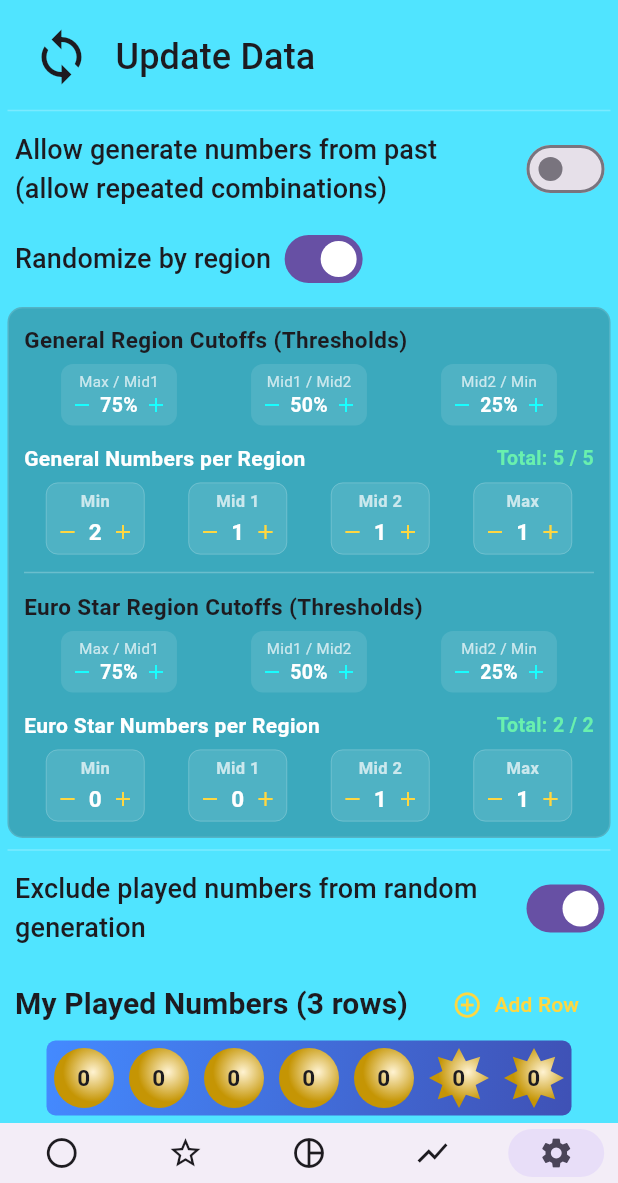
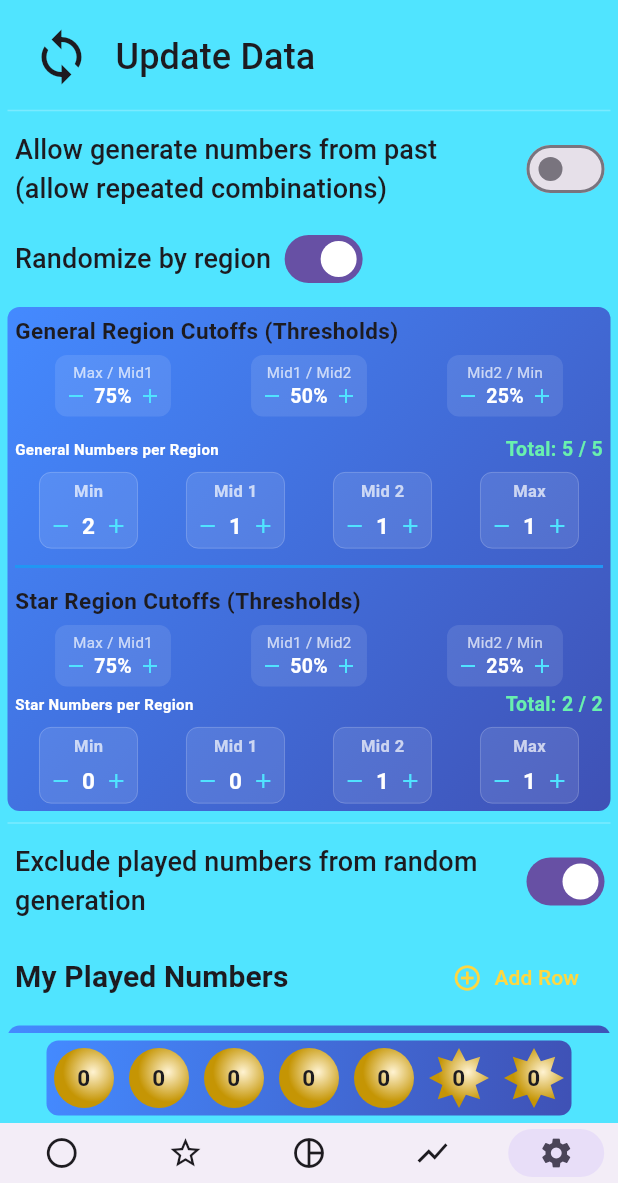
Before and after one commit to GarKPy/EuroJackPot_statistics, a Flutter app: the screen it shows after launch, swiped to page 5, on a phone screen of 412 x 824 dp, the part 53-1236 px from its top. Run offline on Flutter 3.47's test engine with Material 3 defaults, Android fonts, the phone set to English and light mode, and no system bars; our stand-ins replace fl_chart, flutter_riverpod, sqflite; accounts and stored records are empty; network calls fail.

Commit message:
interface and cleanup

```diff
--- a/lib/main.dart
+++ b/lib/main.dart
@@ -11,7 +11,6 @@ class MainApp extends StatelessWidget {
 
   @override
   Widget build(BuildContext context) {
-    //debugPaintSizeEnabled = true;
     return const MaterialApp(
       home: HomePage(),
     );
--- a/lib/resources/app_dimens.dart
+++ b/lib/resources/app_dimens.dart
@@ -12,7 +12,7 @@ class AppDimens {
 
   static const double carouselDotsDim = 5.0;
 
-  static const double statisticNumWidth = 30;
+  static const double statisticNumWidth = 34;
   static const double statisticFontWidth = 15;
 
   static const double bottomBarHeight = 40;
--- a/lib/screens/home_page.dart
+++ b/lib/screens/home_page.dart
@@ -1,10 +1,6 @@
 import 'package:eurojackpot/resources/app_colors.dart';
 import 'package:eurojackpot/resources/app_dimens.dart';
-import 'package:eurojackpot/models/history_numbers.dart';
-import 'package:eurojackpot/models/wide_numbers.dart';
 import 'package:eurojackpot/providers/data_update.dart';
-import 'package:eurojackpot/providers/database_provider.dart';
-import 'package:eurojackpot/providers/dates_provider.dart';
 import 'package:eurojackpot/providers/my_random_numbers_provider.dart';
 import 'package:eurojackpot/providers/utils_providers.dart';
 import 'package:eurojackpot/screens/numbers_stat.dart';
@@ -13,7 +9,6 @@ import 'package:eurojackpot/screens/statistic_screen.dart';
 import 'package:eurojackpot/utils/app_utils.dart';
 import 'package:eurojackpot/widgets/chart_annotation.dart';
 import 'package:eurojackpot/widgets/chart_holder.dart';
-import 'package:eurojackpot/widgets/main_drawer.dart';
 import 'package:eurojackpot/widgets/my_numbers_holder.dart';
 import 'package:flutter/material.dart';
 import 'package:flutter_riverpod/flutter_riverpod.dart';
@@ -53,59 +48,6 @@ class _HomePageState extends ConsumerState<HomePage> {
     super.initState();
     dataUpdater(context, ref);
     reload(ref);
-
-    //ref.read(myRandomNumbersProvider.notifier).generateRandomNumbersByRegions();
-  }
-
-// MainDrawer selector
-  void _setScreen(String identifier) async {
-    Navigator.of(context).pop();
-    List<String> datesOfYear = [];
-    //print('identifier ${identifier}');
-    if (identifier == 'update') {
-      //print('inside update');
-      String year = ref.read(yearNowProvider.notifier).state;
-      datesOfYear =
-          await ref.read(datesOfYearProvider.notifier).getDatesFromYear(year);
-      //print('Update pressed');
-
-      String latestDate = ref.read(latestDateProvider.notifier).state;
-      List<String> filteredDates = filterDates(datesOfYear, latestDate);
-
-      if (filteredDates.length > 0) {
-        if (context.mounted) {
-          ScaffoldMessenger.of(context).showSnackBar(const SnackBar(
-            content: Text('Uppdating Data!'),
-          ));
-        }
-        List<HistoryNumbers> histNumUpdated = await ref
-            .read(datesListToHistoryNumProvider.notifier)
-            .getHistoryNumbersFromDates(filteredDates);
-        List<WideNumbers> numbersQuantyti =
-            await ref.read(dataToDisplayProvider);
-        List
-            tablesDataToUpdate; // = updateDBList(histNumUpdated, numbersQuantyti);
-        // if (histNumUpdated[0].generalNumHistory!.isNotEmpty) {
-        tablesDataToUpdate = updateDBList(histNumUpdated, numbersQuantyti);
-        ref.read(latestDateProvider.notifier).state = await updateDB(
-          ref,
-          tablesDataToUpdate,
-        );
-        reload(ref);
-      } else {
-        //print('DataBase is upp to date!');
-        if (context.mounted) {
-          ScaffoldMessenger.of(context).showSnackBar(const SnackBar(
-            content: Text('DataBase is upp to date!'),
-          ));
-        }
-      }
-    } else if (identifier == 'read') {
-      readDB('history', 15);
-    } else if (identifier == 'delete') {
-      removeRowDB(ref);
-      reload(ref);
-    }
   }
 
 // Filtering out dates not in DB
@@ -200,6 +142,7 @@ class _HomePageState extends ConsumerState<HomePage> {
                 ),
               ),
               const MyNumbersHolder(),
+              const SizedBox(width: AppDimens.myNumbersWidth),
             ],
           )
         : Column(
@@ -224,29 +167,6 @@ class _HomePageState extends ConsumerState<HomePage> {
           );
   }
 
-  // final _myPages = const <Widget>[
-  //   Center(
-  //     child: Column(children: [
-  //       ChartAnnotation(),
-  //       ChartHolder(general: true)
-  //     ]), //Text('BottomBar Gen'),
-  //   ),
-  //   Center(
-  //     child: Column(
-  //       children: [
-  //         ChartAnnotation(),
-  //         ChartHolder(general: false),
-  //       ],
-  //     ),
-  //   ),
-  //   Center(
-  //     child: StatisticScreen(),
-  //   ),
-  //   Center(
-  //     child: NumbersStat(),
-  //   ),
-  // ];
-
   static PageController pageController = PageController();
 
   @override
@@ -267,75 +187,53 @@ class _HomePageState extends ConsumerState<HomePage> {
           ref.read(pageIndexProvider.notifier).state = index;
           ref.read(bottomTabNotifier.notifier).pageController.animateToPage(
               index,
-              duration: Duration(milliseconds: 500),
+              duration: const Duration(milliseconds: 500),
               curve: Curves.ease);
         },
         selectedIndex: currentPageIndex,
         labelBehavior: NavigationDestinationLabelBehavior.alwaysHide,
         destinations: <Widget>[
           NavigationDestination(
-              selectedIcon: Icon(Icons.circle),
+              selectedIcon: const Icon(Icons.circle),
               icon: Icon(
                 Icons.circle_outlined,
-                color: Theme.of(context).colorScheme.onBackground,
+                color: Theme.of(context).colorScheme.onSurface,
               ),
               label: 'General'),
           NavigationDestination(
-              selectedIcon: Icon(Icons.star),
+              selectedIcon: const Icon(Icons.star),
               icon: Icon(
                 Icons.star_border_outlined,
-                color: Theme.of(context).colorScheme.onBackground,
+                color: Theme.of(context).colorScheme.onSurface,
               ),
               label: 'Additional'),
           NavigationDestination(
-              selectedIcon: Icon(Icons.pie_chart),
+              selectedIcon: const Icon(Icons.pie_chart),
               icon: Icon(
                 Icons.pie_chart_outline,
-                color: Theme.of(context).colorScheme.onBackground,
+                color: Theme.of(context).colorScheme.onSurface,
               ),
               label: 'Statistic'),
           NavigationDestination(
-              selectedIcon: Icon(Icons.show_chart),
+              selectedIcon: const Icon(Icons.show_chart),
               icon: Icon(
                 Icons.show_chart_outlined,
-                color: Theme.of(context).colorScheme.onBackground,
+                color: Theme.of(context).colorScheme.onSurface,
               ),
               label: 'Charts'),
           NavigationDestination(
-              selectedIcon: Icon(Icons.settings),
+              selectedIcon: const Icon(Icons.settings),
               icon: Icon(
                 Icons.settings_outlined,
-                color: Theme.of(context).colorScheme.onBackground,
+                color: Theme.of(context).colorScheme.onSurface,
               ),
               label: 'Settings'),
         ],
       ),
-
-      // appBar is working but dissabled
       appBar:
           AppUtils.isLandscape(context) ? null : appBar(refreshData, context),
-      // drawer: MainDrawer(
-      //   onSelectScreen: _setScreen,
-      // ),
       backgroundColor: AppColors.contentColorCyan,
       body: body(),
-      // Stack(
-      //   alignment: AlignmentDirectional.bottomEnd,
-      //   children: [
-      //     PageView(
-      //       controller: ref.read(bottomTabNotifier.notifier).pageController,
-      //       onPageChanged: (newIndex) {
-      //         // setState(() {
-      //         //   currentPageIndex = newIndex;
-      //         // });
-      //         //print('onPageChange');
-      //         ref.read(pageIndexProvider.notifier).state = newIndex;
-      //       },
-      //       children: myPages(context),
-      //     ),
-      //     const MyNumbersHolder(),
-      //   ],
-      // ),
     );
   }
 }
@@ -346,11 +244,10 @@ appBar(refreshData, context) {
     title: Row(
       mainAxisAlignment: MainAxisAlignment.spaceBetween,
       children: [
-        Container(
+        const SizedBox(
             height: 30,
             width: 30,
-            child:
-                const Image(image: AssetImage('assets/images/gpot_icon.png'))),
+            child: Image(image: AssetImage('assets/images/gpot_icon.png'))),
         Text(
           'EuroJackPot by GarK',
           style:
--- a/lib/screens/settings_screen.dart
+++ b/lib/screens/settings_screen.dart
@@ -7,6 +7,8 @@ import 'package:eurojackpot/resources/app_dimens.dart';
 import 'package:eurojackpot/widgets/played_numbers_row_widget.dart';
 import 'package:flutter/material.dart';
 import 'package:flutter_riverpod/flutter_riverpod.dart';
+import 'package:eurojackpot/resources/app_resources.dart';
+import 'package:eurojackpot/utils/app_utils.dart';
 
 class SettingsScreen extends ConsumerStatefulWidget {
   const SettingsScreen({super.key});
@@ -111,7 +113,7 @@ class _SettingsScreen extends ConsumerState<SettingsScreen> {
               InkWell(
                 onTap: onMinus,
                 child: const Icon(Icons.remove,
-                    size: 16, color: Colors.cyanAccent),
+                    size: 16, color: AppColors.contentColorCyan),
               ),
               Padding(
                 padding: const EdgeInsets.symmetric(horizontal: 4),
@@ -126,8 +128,8 @@ class _SettingsScreen extends ConsumerState<SettingsScreen> {
               ),
               InkWell(
                 onTap: onPlus,
-                child:
-                    const Icon(Icons.add, size: 16, color: Colors.cyanAccent),
+                child: const Icon(Icons.add,
+                    size: 16, color: AppColors.contentColorCyan),
               ),
             ],
           ),
@@ -160,7 +162,7 @@ class _SettingsScreen extends ConsumerState<SettingsScreen> {
               color: Colors.white70,
             ),
           ),
-          const SizedBox(height: 2),
+          const SizedBox(height: 5),
           Row(
             mainAxisSize: MainAxisSize.min,
             children: [
@@ -169,8 +171,8 @@ class _SettingsScreen extends ConsumerState<SettingsScreen> {
                 borderRadius: BorderRadius.circular(4),
                 child: const Padding(
                   padding: EdgeInsets.all(2),
-                  child:
-                      Icon(Icons.remove, size: 16, color: Colors.amberAccent),
+                  child: Icon(Icons.remove,
+                      size: 16, color: AppColors.contentColorCyan),
                 ),
               ),
               Padding(
@@ -189,7 +191,8 @@ class _SettingsScreen extends ConsumerState<SettingsScreen> {
                 borderRadius: BorderRadius.circular(4),
                 child: const Padding(
                   padding: EdgeInsets.all(2),
-                  child: Icon(Icons.add, size: 16, color: Colors.amberAccent),
+                  child: Icon(Icons.add,
+                      size: 16, color: AppColors.contentColorCyan),
                 ),
               ),
             ],
@@ -333,12 +336,8 @@ class _SettingsScreen extends ConsumerState<SettingsScreen> {
           if (generateByReg) ...[
             const SizedBox(height: 8),
             Container(
-              padding: const EdgeInsets.all(10),
-              decoration: BoxDecoration(
-                color: Colors.black26,
-                borderRadius: BorderRadius.circular(10),
-                border: Border.all(color: Colors.white12),
-              ),
+              padding: const EdgeInsets.all(5),
+              decoration: AppUtils.generalBoxDecoration(),
               child: Column(
                 crossAxisAlignment: CrossAxisAlignment.start,
                 children: [
@@ -391,7 +390,7 @@ class _SettingsScreen extends ConsumerState<SettingsScreen> {
                         "General Numbers per Region",
                         style: TextStyle(
                           color: Colors.white,
-                          fontSize: 14,
+                          fontSize: 10,
                           fontWeight: FontWeight.bold,
                         ),
                       ),
@@ -436,11 +435,14 @@ class _SettingsScreen extends ConsumerState<SettingsScreen> {
                         ),
                     ],
                   ),
-                  const Divider(color: Colors.white24, height: 24),
+                  const Divider(
+                      color: AppColors.contentColorBlue,
+                      height: 24,
+                      thickness: 2),
 
                   // Euro Star Region Cutoffs
                   Text(
-                    "Euro Star Region Cutoffs (Thresholds)",
+                    "Star Region Cutoffs (Thresholds)",
                     style: TextStyle(
                       color: onSurfaceColor,
                       fontSize: 15,
@@ -477,17 +479,17 @@ class _SettingsScreen extends ConsumerState<SettingsScreen> {
                       ),
                     ],
                   ),
-                  const SizedBox(height: 12),
+                  const SizedBox(height: 2),
 
                   // Additional Region Quantities (must equal 2)
                   Row(
                     mainAxisAlignment: MainAxisAlignment.spaceBetween,
                     children: [
                       const Text(
-                        "Euro Star Numbers per Region",
+                        "Star Numbers per Region",
                         style: TextStyle(
                           color: Colors.white,
-                          fontSize: 14,
+                          fontSize: 10,
                           fontWeight: FontWeight.bold,
                         ),
                       ),
@@ -570,7 +572,7 @@ class _SettingsScreen extends ConsumerState<SettingsScreen> {
               mainAxisAlignment: MainAxisAlignment.spaceBetween,
               children: [
                 Text(
-                  "My Played Numbers (${playedRows.length} rows)",
+                  "My Played Numbers",
                   style: Theme.of(context).textTheme.titleSmall!.copyWith(
                         color: onSurfaceColor,
                         fontSize: 20,
--- a/lib/utils/app_utils.dart
+++ b/lib/utils/app_utils.dart
@@ -110,7 +110,7 @@ class AppUtils {
 
   static Decoration generalBoxDecoration() {
     return BoxDecoration(
-        borderRadius: BorderRadius.circular(6.0),
+        borderRadius: BorderRadius.circular(8.0),
         gradient: const LinearGradient(
           colors: [Colors.blueAccent, Colors.indigo],
           begin: Alignment.topLeft,
--- a/lib/widgets/my_numbers_holder.dart
+++ b/lib/widgets/my_numbers_holder.dart
@@ -72,13 +72,7 @@ class _MyNumbersHolderState extends ConsumerState<MyNumbersHolder> {
       height: numHolderHeight,
       width: numHolderWidth,
       margin: const EdgeInsets.all(AppDimens.generalPadding),
-      decoration: BoxDecoration(
-          borderRadius: BorderRadius.circular(6.0),
-          gradient: const LinearGradient(
-            colors: [Colors.blueAccent, Colors.indigo],
-            begin: Alignment.topLeft,
-            end: Alignment.bottomRight,
-          )),
+      decoration: AppUtils.generalBoxDecoration(),
       child: myNumWidget(isLandscape, numHolderHeight, numHolderWidth, myNums),
     );
   }
--- a/lib/widgets/number_w.dart
+++ b/lib/widgets/number_w.dart
@@ -13,6 +13,7 @@ class NumberWidget extends StatelessWidget {
     return Container(
       height: AppDimens.statisticNumWidth,
       width: AppDimens.statisticNumWidth,
+      margin: const EdgeInsets.all(AppDimens.generalPadding),
       decoration: AppUtils.starDecoration(isStar),
       child: Center(
         child: Text(
```
Also changed, not shown: lib/providers/database_provider.dart (+31 -32 lines), lib/screens/statistic_screen.dart (+19 -4 lines), lib/widgets/chart.dart (+2 -20 lines), lib/widgets/played_numbers_row_widget.dart (+3 -33 lines).
